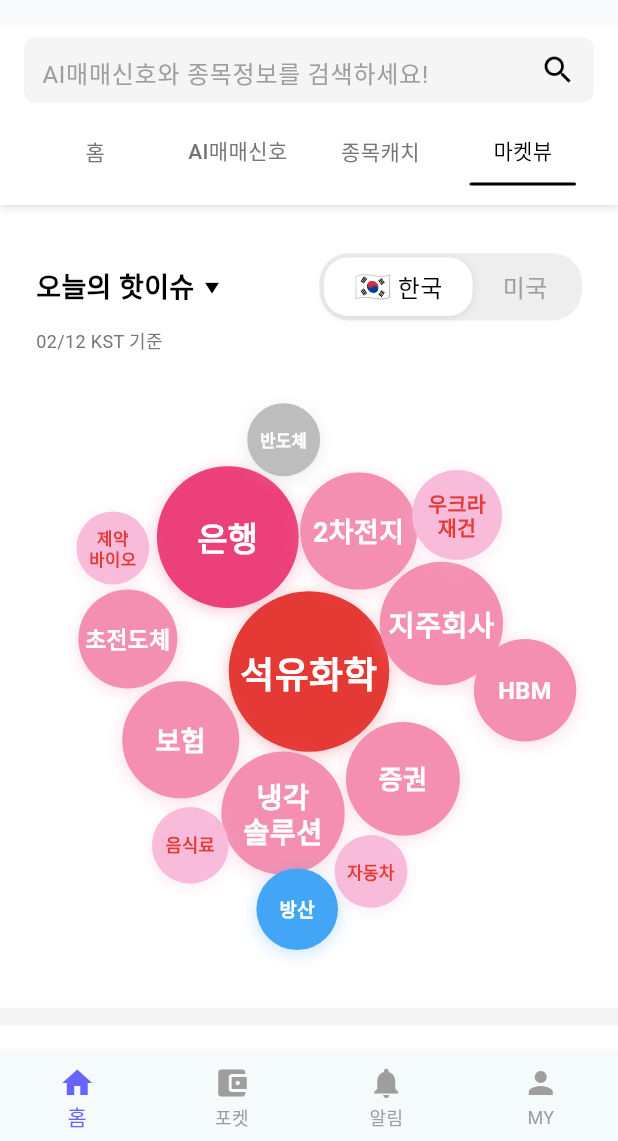
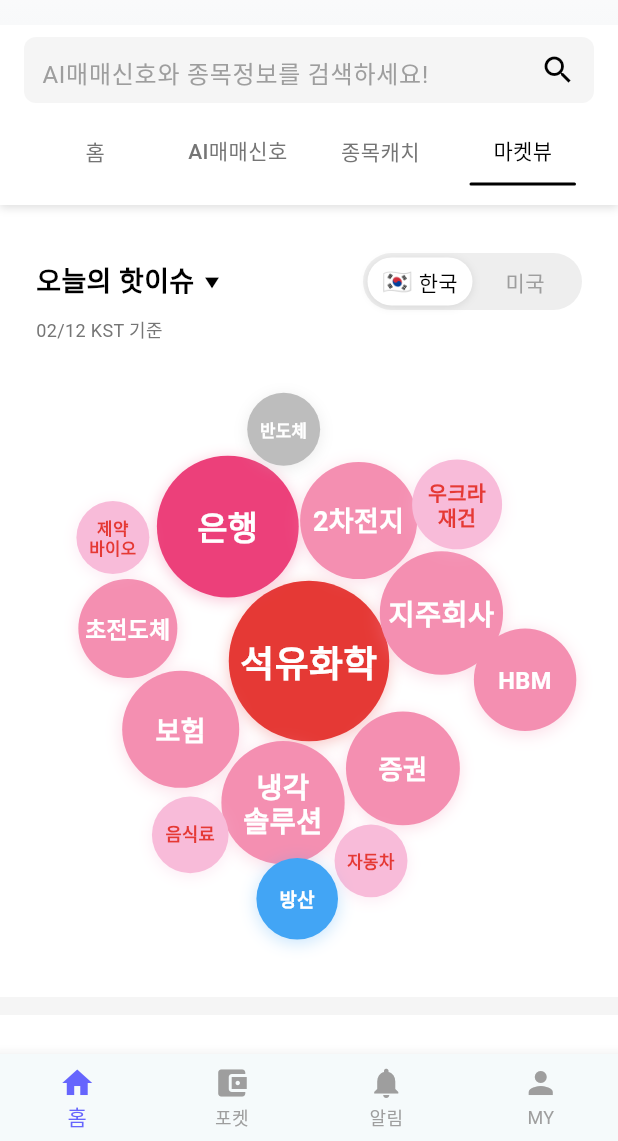
Before and after one commit to kind4u/rassi_clone, a Flutter app: the screen it shows after launch, swiped to page 4, on a phone screen of 412 x 824 dp, the part 95-1236 px from its top. Run offline on Flutter 3.47's test engine with Material 3 defaults, Android fonts, the phone set to English and light mode, and no system bars; our stand-ins replace font_awesome_flutter.

Commit message:
toggle icon 애니메이션 추가

```diff
--- a/lib/pages/home/market_view_tab_content.dart
+++ b/lib/pages/home/market_view_tab_content.dart
@@ -334,6 +334,8 @@ class _HotIssueTitleBarState extends State<_HotIssueTitleBar> {
 
   Widget _buildCountryToggle() {
     final isKR = widget.country == "KR";
+    const double buttonWidth = 70;
+    const double buttonHeight = 32;
 
     return Container(
       padding: const EdgeInsets.all(3),
@@ -341,93 +343,92 @@ class _HotIssueTitleBarState extends State<_HotIssueTitleBar> {
         color: Colors.grey.shade200,
         borderRadius: BorderRadius.circular(20),
       ),
-      child: Row(
-        mainAxisSize: MainAxisSize.min,
+      child: SizedBox(
+        width: buttonWidth * 2,
+        height: buttonHeight,
+        child: Stack(
           children: [
-          // 한국 버튼
-          GestureDetector(
-            onTap: () {
-              if (!isKR) {
-                widget.onCountryChanged("KR");
-              }
-            },
+            // 슬라이딩 배경 (애니메이션)
+            AnimatedAlign(
+              alignment: isKR ? Alignment.centerLeft : Alignment.centerRight,
+              duration: const Duration(milliseconds: 200),
+              curve: Curves.easeInOut,
               child: Container(
-              padding: const EdgeInsets.symmetric(horizontal: 20, vertical: 5),
+                width: buttonWidth,
+                height: buttonHeight,
                 decoration: BoxDecoration(
-                color: isKR ? Colors.white : Colors.transparent,
+                  color: Colors.white,
                   borderRadius: BorderRadius.circular(16),
-                boxShadow: isKR
-                    ? [
+                  boxShadow: [
                     BoxShadow(
                       color: Colors.black.withAlpha(25),
                       blurRadius: 4,
                       offset: const Offset(0, 1),
                     ),
-                      ]
-                    : null,
+                  ],
                 ),
+              ),
+            ),
+            // 텍스트 버튼들 (고정 위치)
+            Row(
+              children: [
+                _buildToggleButton(
+                  "한국",
+                  "🇰🇷",
+                  "KR",
+                  isKR,
+                  buttonWidth,
+                  buttonHeight,
+                ),
+                _buildToggleButton(
+                  "미국",
+                  "🇺🇸",
+                  "EN",
+                  !isKR,
+                  buttonWidth,
+                  buttonHeight,
+                ),
+              ],
+            ),
+          ],
+        ),
+      ),
+    );
+  }
+
+  Widget _buildToggleButton(
+    String label,
+    String flag,
+    String country,
+    bool isActive,
+    double width,
+    double height,
+  ) {
+    return GestureDetector(
+      onTap: () => widget.onCountryChanged(country),
+      child: Container(
+        width: width,
+        height: height,
+        color: Colors.transparent,
         child: Row(
+          mainAxisAlignment: MainAxisAlignment.center,
           mainAxisSize: MainAxisSize.min,
           children: [
-                  if (isKR) ...[
-                    const Text("🇰🇷", style: TextStyle(fontSize: 20)),
+            if (isActive) ...[
+              Text(flag, style: const TextStyle(fontSize: 16)),
               const SizedBox(width: 4),
             ],
             Text(
-                    "한국",
+              label,
               style: TextStyle(
-                      fontSize: 16,
-                      fontWeight: FontWeight.normal,
-                      color: isKR ? Colors.black : Colors.grey.shade500,
+                fontSize: 14,
+                fontWeight: isActive ? FontWeight.w500 : FontWeight.normal,
+                color: isActive ? Colors.black : Colors.grey.shade500,
               ),
             ),
           ],
         ),
       ),
-          ),
-          // 미국 버튼
-          GestureDetector(
-            onTap: () {
-              if (isKR) {
-                widget.onCountryChanged("EN");
-              }
-            },
-            child: Container(
-              padding: const EdgeInsets.symmetric(horizontal: 20, vertical: 5),
-              decoration: BoxDecoration(
-                color: !isKR ? Colors.white : Colors.transparent,
-                borderRadius: BorderRadius.circular(16),
-                boxShadow: !isKR
-                    ? [
-                        BoxShadow(
-                          color: Colors.black.withAlpha(25),
-                          blurRadius: 4,
-                          offset: const Offset(0, 1),
-                        ),
-                      ]
-                    : null,
-              ),
-              child: Row(
-                mainAxisSize: MainAxisSize.min,
-                children: [
-                  if (!isKR) ...[
-                    const Text("🇺🇸", style: TextStyle(fontSize: 20)),
-                    const SizedBox(width: 4),
-                  ],
-                  Text(
-                    "미국",
-                    style: TextStyle(
-                      fontSize: 16,
-                      fontWeight: !isKR ? FontWeight.w500 : FontWeight.normal,
-                      color: !isKR ? Colors.black : Colors.grey.shade500,
-                    ),
-                  ),
-                ],
-              ),
-            ),
-          ),
-        ],
-      ),
     );
   }
 }
```
Lines whose indentation alone changed are shown as unchanged.
